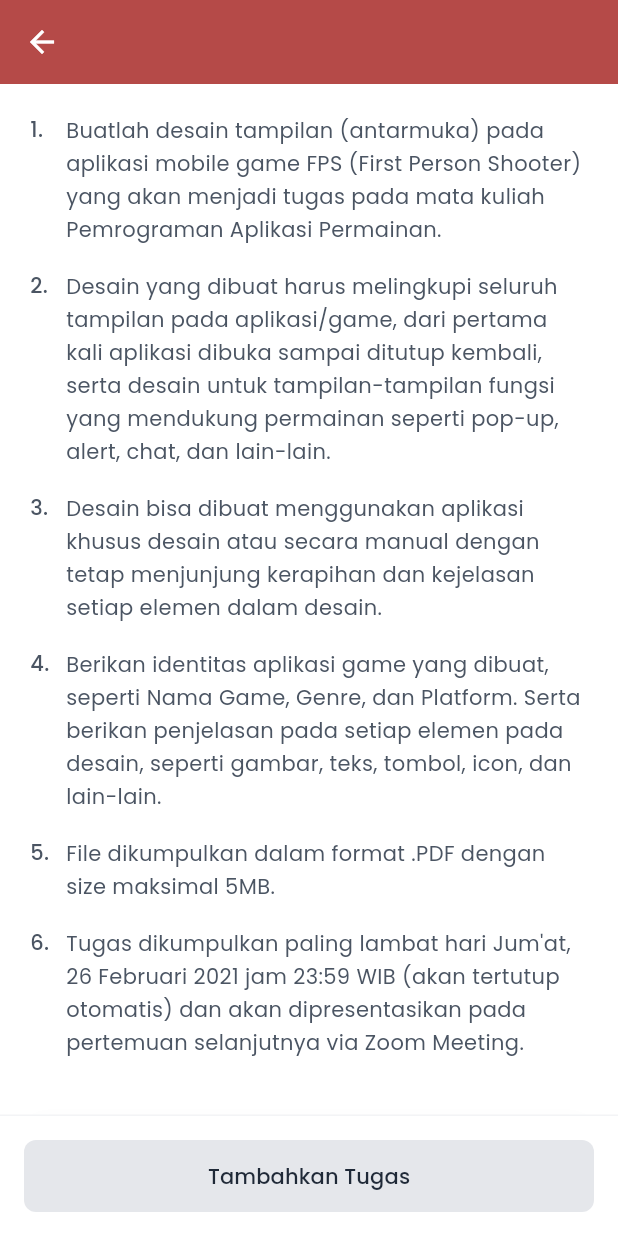
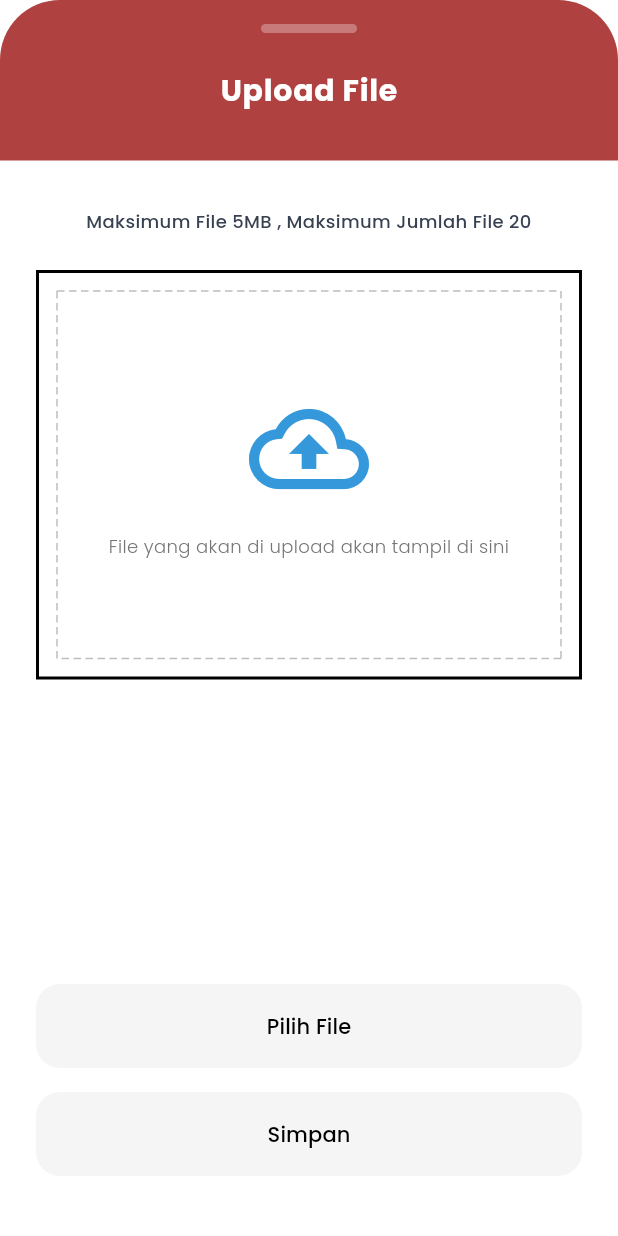
Before and after one commit to lianazein09/lmsuas, a Flutter app: the AssignmentDetailScreen screen opened directly with empty values, after a tap on "Tambahkan Tugas", on a phone screen of 412 x 824 dp. Run offline on Flutter 3.47's test engine with Material 3 defaults, Android fonts, the phone set to English and light mode, and no system bars; our stand-ins replace google_fonts; network calls fail.

Commit message:
menambahkan tampilan upload

```diff
--- a/lib/screens/assignment_detail_screen.dart
+++ b/lib/screens/assignment_detail_screen.dart
@@ -1,5 +1,6 @@
 import 'package:flutter/material.dart';
 import 'package:google_fonts/google_fonts.dart';
+import 'upload_file_screen.dart';
 
 class AssignmentDetailScreen extends StatelessWidget {
   final String title;
@@ -74,7 +75,14 @@ class AssignmentDetailScreen extends StatelessWidget {
                   maxWidth: 320,
                   height: 48,
                   child: ElevatedButton(
-                    onPressed: () {},
+                    onPressed: () {
+                      Navigator.push(
+                        context,
+                        MaterialPageRoute(
+                          builder: (context) => const UploadFileScreen(),
+                        ),
+                      );
+                    },
                     style: ElevatedButton.styleFrom(
                       backgroundColor: isDark ? const Color(0xFF374151) : const Color(0xFFE5E7EB),
                       foregroundColor: isDark ? Colors.white : const Color(0xFF1F2937),
--- /dev/null
+++ b/lib/screens/upload_file_screen.dart
@@ -0,0 +1,198 @@
+import 'package:flutter/material.dart';
+import 'package:google_fonts/google_fonts.dart';
+
+class UploadFileScreen extends StatelessWidget {
+  const UploadFileScreen({super.key});
+
+  static const Color primaryColor = Color(0xFFB04141);
+  static const Color cloudBlue = Color(0xFF3498DB);
+  static const Color backgroundLight = Color(0xFFFFFFFF);
+  static const Color backgroundDark = Color(0xFF18181B);
+  static const Color surfaceLight = Color(0xFFF5F5F5);
+  static const Color surfaceDark = Color(0xFF27272A);
+
+  @override
+  Widget build(BuildContext context) {
+    final isDark = Theme.of(context).brightness == Brightness.dark;
+    final bgColor = isDark ? backgroundDark : backgroundLight;
+    final textColor = isDark ? const Color(0xFFD1D5DB) : const Color(0xFF374151);
+
+    return Scaffold(
+      backgroundColor: bgColor,
+      body: Column(
+        children: [
+          // Header
+          Container(
+            width: double.infinity,
+            padding: const EdgeInsets.only(top: 16, bottom: 32),
+            decoration: const BoxDecoration(
+              color: primaryColor,
+              borderRadius: BorderRadius.only(
+                topLeft: Radius.circular(40),
+                topRight: Radius.circular(40),
+              ),
+            ),
+            child: Column(
+              children: [
+                // Notch/Handle
+                Container(
+                  width: 64,
+                  height: 6,
+                  decoration: BoxDecoration(
+                    color: Colors.white.withOpacity(0.3),
+                    borderRadius: BorderRadius.circular(3),
+                  ),
+                ),
+                const SizedBox(height: 24),
+                Text(
+                  'Upload File',
+                  style: GoogleFonts.poppins(
+                    fontSize: 20,
+                    fontWeight: FontWeight.bold,
+                    color: Colors.white,
+                    letterSpacing: 0.5,
+                  ),
+                ),
+              ],
+            ),
+          ),
+          // Content
+          Expanded(
+            child: Padding(
+              padding: const EdgeInsets.symmetric(horizontal: 24),
+              child: Column(
+                children: [
+                  const SizedBox(height: 32),
+                  Text(
+                    'Maksimum File 5MB , Maksimum Jumlah File 20',
+                    textAlign: TextAlign.center,
+                    style: GoogleFonts.poppins(
+                      fontSize: 12,
+                      fontWeight: FontWeight.w500,
+                      color: textColor,
+                    ),
+                  ),
+                  const SizedBox(height: 24),
+                  // Upload Area
+                  AspectRatio(
+                    aspectRatio: 4 / 3,
+                    child: Container(
+                      decoration: BoxDecoration(
+                        color: isDark ? const Color(0xFF1F2937) : Colors.white,
+                        border: Border.all(
+                          color: isDark ? Colors.grey[600]! : Colors.black,
+                          width: 2,
+                        ),
+                      ),
+                      padding: const EdgeInsets.all(12),
+                      child: CustomPaint(
+                        painter: DashedBorderPainter(
+                          color: isDark ? Colors.grey[500]! : Colors.grey[400]!,
+                        ),
+                        child: Column(
+                          mainAxisAlignment: MainAxisAlignment.center,
+                          children: [
+                            const Icon(
+                              Icons.cloud_upload_outlined,
+                              size: 80,
+                              color: cloudBlue,
+                            ),
+                            const SizedBox(height: 16),
+                            Padding(
+                              padding: const EdgeInsets.symmetric(horizontal: 16),
+                              child: Text(
+                                'File yang akan di upload akan tampil di sini',
+                                textAlign: TextAlign.center,
+                                style: GoogleFonts.poppins(
+                                  fontSize: 12,
+                                  fontWeight: FontWeight.w300,
+                                  color: isDark ? Colors.grey[400] : Colors.grey[600],
+                                  height: 1.5,
+                                ),
+                              ),
+                            ),
+                          ],
+                        ),
+                      ),
+                    ),
+                  ),
+                  const Spacer(),
+                  // Action Buttons
+                  _buildActionButton('Pilih File', isDark),
+                  const SizedBox(height: 16),
+                  _buildActionButton('Simpan', isDark),
+                  const SizedBox(height: 40),
+                ],
+              ),
+            ),
+          ),
+        ],
+      ),
+    );
+  }
+
+  Widget _buildActionButton(String label, bool isDark) {
+    return SizedBox(
+      width: double.infinity,
+      height: 56,
+      child: ElevatedButton(
+        onPressed: () {},
+        style: ElevatedButton.styleFrom(
+          backgroundColor: isDark ? surfaceDark : surfaceLight,
+          foregroundColor: isDark ? Colors.white : Colors.black,
+          elevation: 0,
+          shape: RoundedRectangleBorder(
+            borderRadius: BorderRadius.circular(16),
+          ),
+        ),
+        child: Text(
+          label,
+          style: GoogleFonts.poppins(
+            fontSize: 14,
+            fontWeight: FontWeight.w500,
+          ),
+        ),
+      ),
+    );
+  }
+}
+
+class DashedBorderPainter extends CustomPainter {
+  final Color color;
+  DashedBorderPainter({required this.color});
+
+  @override
+  void paint(Canvas canvas, Size size) {
+    final paint = Paint()
+      ..color = color
+      ..strokeWidth = 1
+      ..style = PaintingStyle.stroke;
+
+    const dashWidth = 5;
+    const dashSpace = 3;
+
+    // Draw dashed lines for each side
+    void drawDashedLine(Offset start, Offset end) {
+      double currentPosition = 0;
+      final distance = (end - start).distance;
+      final unitVector = (end - start) / distance;
+
+      while (currentPosition < distance) {
+        canvas.drawLine(
+          start + unitVector * currentPosition,
+          start + unitVector * (currentPosition + dashWidth > distance ? distance : currentPosition + dashWidth),
+          paint,
+        );
+        currentPosition += dashWidth + dashSpace;
+      }
+    }
+
+    drawDashedLine(Offset.zero, Offset(size.width, 0)); // Top
+    drawDashedLine(Offset(size.width, 0), Offset(size.width, size.height)); // Right
+    drawDashedLine(Offset(size.width, size.height), Offset(0, size.height)); // Bottom
+    drawDashedLine(Offset(0, size.height), Offset.zero); // Left
+  }
+
+  @override
+  bool shouldRepaint(CustomPainter oldDelegate) => false;
+}
```
